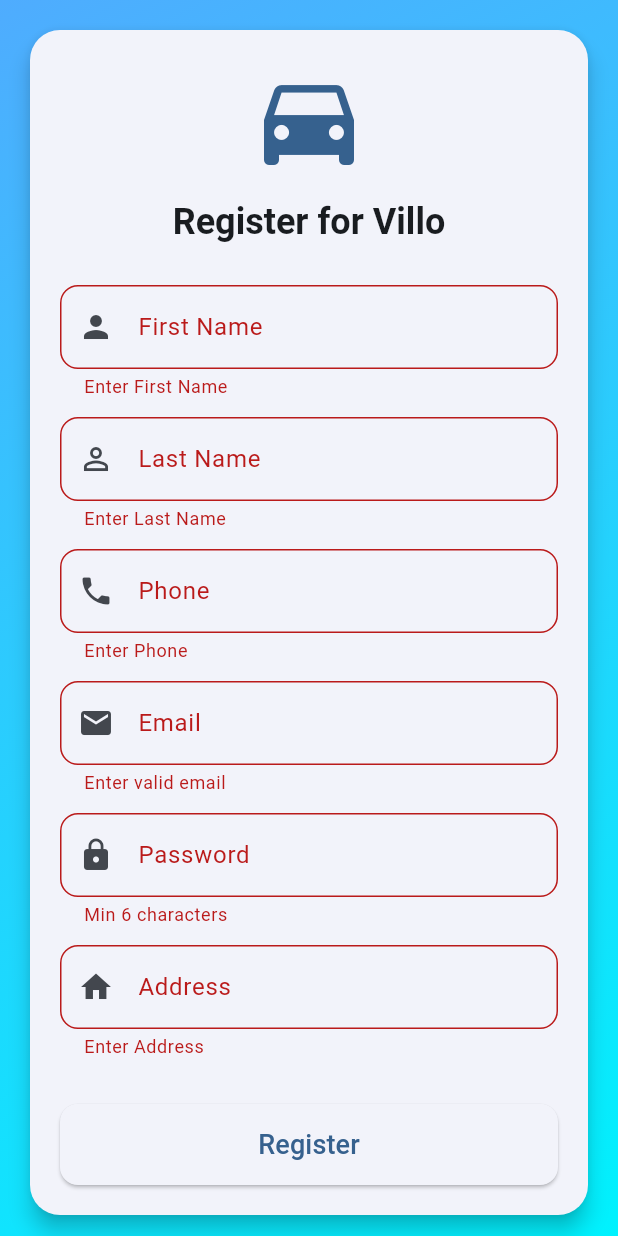
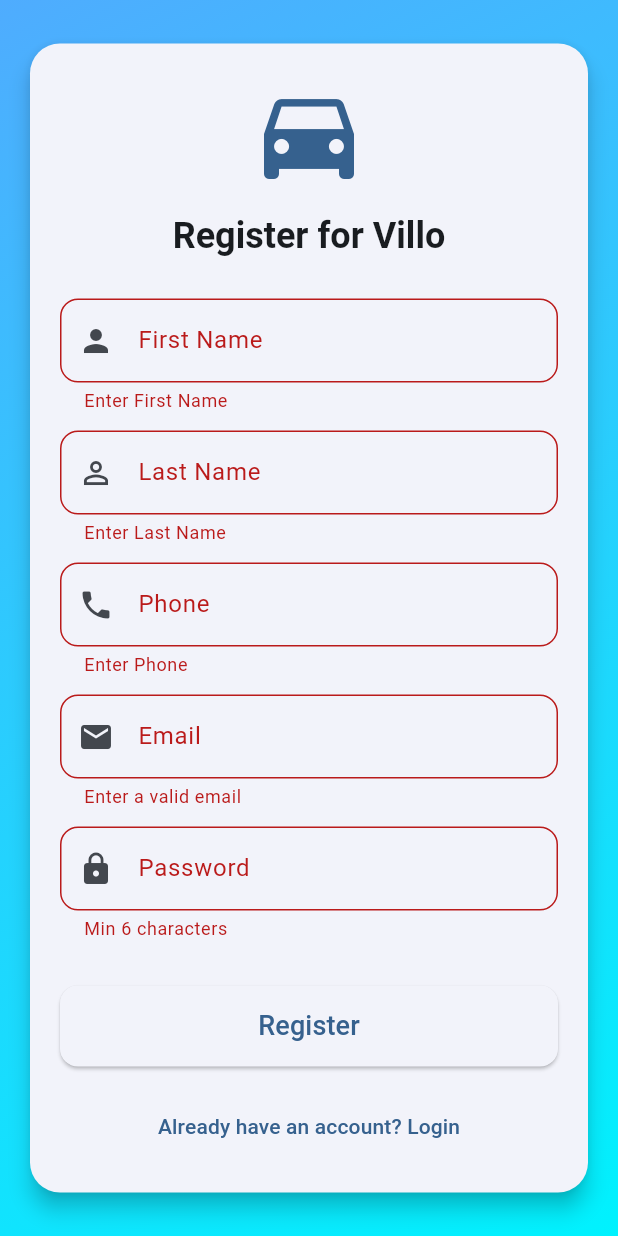
Before and after one commit to Villoride/Villo-UI-flutter, a Flutter app: the RegistrationPage screen opened directly, after a tap on "Register", on a phone screen of 412 x 824 dp. Run offline on Flutter 3.47's test engine with Material 3 defaults, Android fonts, the phone set to English and light mode, and no system bars.

Commit message:
latest update 21/10/2025

```diff
--- a/lib/pages/login_page.dart
+++ b/lib/pages/login_page.dart
@@ -26,7 +26,7 @@ class _LoginPageState extends State<LoginPage> {
 
     try {
       final response = await http.post(
-        Uri.parse('http://192.168.1.5:8080/villo/auth/send-otp'),
+        Uri.parse('http://192.168.1.2:8080/villo/auth/send-otp'),
         headers: {'Content-Type': 'application/json'},
         body: jsonEncode({'username': username}),
       );
--- a/lib/pages/otp_page.dart
+++ b/lib/pages/otp_page.dart
@@ -47,7 +47,7 @@ class _OtpPageState extends State<OtpPage> {
 
     try {
       final response = await http.post(
-        Uri.parse('http://192.168.1.5:8080/villo/auth/verify-otp'),
+        Uri.parse('http://192.168.1.2:8080/villo/auth/verify-otp'),
         headers: {'Content-Type': 'application/json'},
         body: jsonEncode({'userId': widget.userId, 'otp': otp}),
       );
--- a/lib/pages/registration_page.dart
+++ b/lib/pages/registration_page.dart
@@ -17,9 +17,8 @@ class _RegistrationPageState extends State<RegistrationPage> {
   final phoneController = TextEditingController();
   final emailController = TextEditingController();
   final passwordController = TextEditingController();
-  final addressController = TextEditingController();
 
-  bool _isLoading = false; // For showing loader
+  bool _isLoading = false;
 
   @override
   Widget build(BuildContext context) {
@@ -64,12 +63,11 @@ class _RegistrationPageState extends State<RegistrationPage> {
                           keyboardType: TextInputType.phone),
                       _buildTextField(emailController, "Email", Icons.email,
                           validator: (val) =>
-                          val!.contains("@") ? null : "Enter valid email"),
+                          val!.contains("@") ? null : "Enter a valid email"),
                       _buildTextField(passwordController, "Password", Icons.lock,
                           obscureText: true,
                           validator: (val) =>
                           val!.length < 6 ? "Min 6 characters" : null),
-                      _buildTextField(addressController, "Address", Icons.home),
                       const SizedBox(height: 24),
                       SizedBox(
                         width: double.infinity,
@@ -86,6 +84,11 @@ class _RegistrationPageState extends State<RegistrationPage> {
                               : const Text("Register", style: TextStyle(fontSize: 18)),
                         ),
                       ),
+                      const SizedBox(height: 16),
+                      TextButton(
+                        onPressed: () => Navigator.pop(context),
+                        child: const Text("Already have an account? Login"),
+                      ),
                     ],
                   ),
                 ),
@@ -98,10 +101,13 @@ class _RegistrationPageState extends State<RegistrationPage> {
   }
 
   Widget _buildTextField(
-      TextEditingController controller, String label, IconData icon,
-      {bool obscureText = false,
+      TextEditingController controller,
+      String label,
+      IconData icon, {
+        bool obscureText = false,
         TextInputType keyboardType = TextInputType.text,
-        String? Function(String?)? validator}) {
+        String? Function(String?)? validator,
+      }) {
     return Padding(
       padding: const EdgeInsets.symmetric(vertical: 6),
       child: TextFormField(
@@ -129,33 +135,34 @@ class _RegistrationPageState extends State<RegistrationPage> {
       "phoneNumber": phoneController.text.trim(),
       "email": emailController.text.trim(),
       "password": passwordController.text.trim(),
-      "role": "CUSTOMER"
+      "role": "customer", // Role is fixed here
     };
 
     try {
-      final url = Uri.parse("http://192.168.1.5:8080/villo/users/create");
-      // Use LAN IP for real device
+      final url = Uri.parse("http://192.168.1.2:8080/villo/users/create");
       final response = await http.post(
         url,
         headers: {"Content-Type": "application/json"},
         body: jsonEncode(userData),
-      )
-      .timeout(const Duration(seconds: 15));
+      ).timeout(const Duration(seconds: 15));
 
       if (!mounted) return;
 
       if (response.statusCode == 200 || response.statusCode == 201) {
-        ScaffoldMessenger.of(context)
-            .showSnackBar(const SnackBar(content: Text("✅ Registration successful!")));
+        ScaffoldMessenger.of(context).showSnackBar(
+          const SnackBar(content: Text("✅ Registration successful!")),
+        );
         Navigator.pop(context);
       } else {
         ScaffoldMessenger.of(context).showSnackBar(
-            SnackBar(content: Text("❌ Registration failed: ${response.body}")));
+          SnackBar(content: Text("❌ Registration failed: ${response.body}")),
+        );
       }
     } catch (e) {
       if (!mounted) return;
-      ScaffoldMessenger.of(context)
-          .showSnackBar(SnackBar(content: Text("⚠️ Error: $e")));
+      ScaffoldMessenger.of(context).showSnackBar(
+        SnackBar(content: Text("⚠️ Error: $e")),
+      );
     } finally {
       if (mounted) setState(() => _isLoading = false);
     }
```
Also changed, not shown: lib/pages/WelcomePage.dart (+0 -117 lines).
